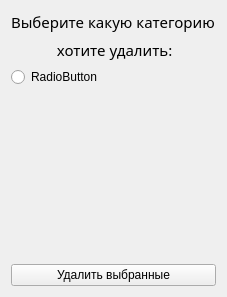
Before: the Qt Designer form designer/deleteFrom_v1.ui in ThNikGhost/VPCLD-GUI, drawn with Qt 5.
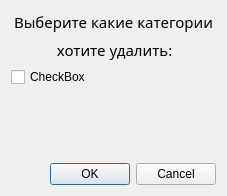
After: the same form once the commit is applied.

The edit to the form file:
```diff
--- a/designer/deleteFrom_v1.ui
+++ b/designer/deleteFrom_v1.ui
@@ -7,7 +7,7 @@
     <x>0</x>
     <y>0</y>
     <width>227</width>
-    <height>297</height>
+    <height>196</height>
    </rect>
   </property>
   <property name="windowTitle">
@@ -43,7 +43,7 @@
       <number>0</number>
      </property>
      <property name="text">
-      <string>Выберите какую категорию</string>
+      <string>Выберите какие категории</string>
      </property>
     </widget>
    </item>
@@ -69,9 +69,9 @@
    <item>
     <layout class="QVBoxLayout" name="verticalLayout">
      <item>
-      <widget class="QRadioButton" name="radioButton">
+      <widget class="QCheckBox" name="checkBox">
        <property name="text">
-        <string>RadioButton</string>
+        <string>CheckBox</string>
        </property>
       </widget>
      </item>
@@ -91,9 +91,9 @@
     </spacer>
    </item>
    <item>
-    <widget class="QPushButton" name="btn_Delete">
-     <property name="text">
-      <string>Удалить выбранные</string>
+    <widget class="QDialogButtonBox" name="buttonBox_delete">
+     <property name="standardButtons">
+      <set>QDialogButtonBox::Cancel|QDialogButtonBox::Ok</set>
      </property>
     </widget>
    </item>
```
